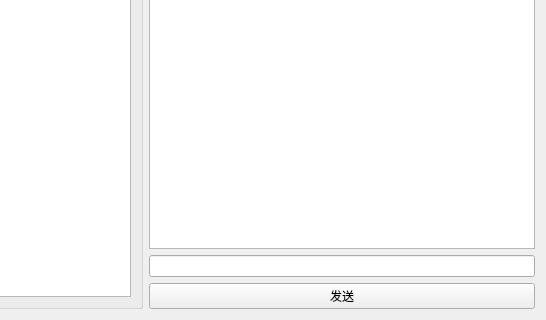
Before: the Qt Designer form src/client_qt/ChatWindow.ui in SYloveCNY/PP, drawn with Qt 5; both pictures show x 254 to 800 and y 280 to 600 of the 800 by 600 pixel window.
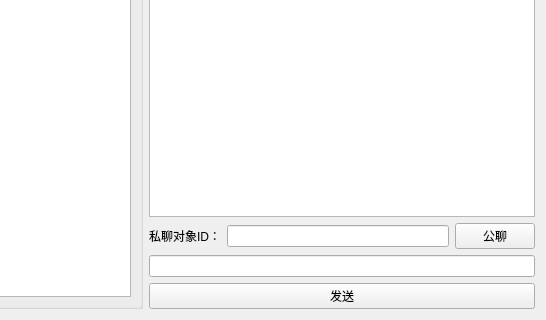
After: the same form once the commit is applied.

Patch:
```diff
--- a/src/client_qt/ChatWindow.ui
+++ b/src/client_qt/ChatWindow.ui
@@ -36,6 +36,27 @@
        </property>
       </widget>
      </item>
+     <item>
+      <layout class="QHBoxLayout" name="horizontalLayout_2">
+       <item>
+        <widget class="QLabel" name="label">
+         <property name="text">
+          <string>私聊对象ID：</string>
+         </property>
+        </widget>
+       </item>
+       <item>
+        <widget class="QLineEdit" name="lineEdit_privateId"/>
+       </item>
+       <item>
+        <widget class="QPushButton" name="pushButton_switchChatType">
+         <property name="text">
+          <string>公聊</string>
+         </property>
+        </widget>
+       </item>
+      </layout>
+     </item>
      <item>
       <widget class="QLineEdit" name="lineEdit_input"/>
      </item>
```
Left out of the diff: 1 changed line with no effect on the pictures.
